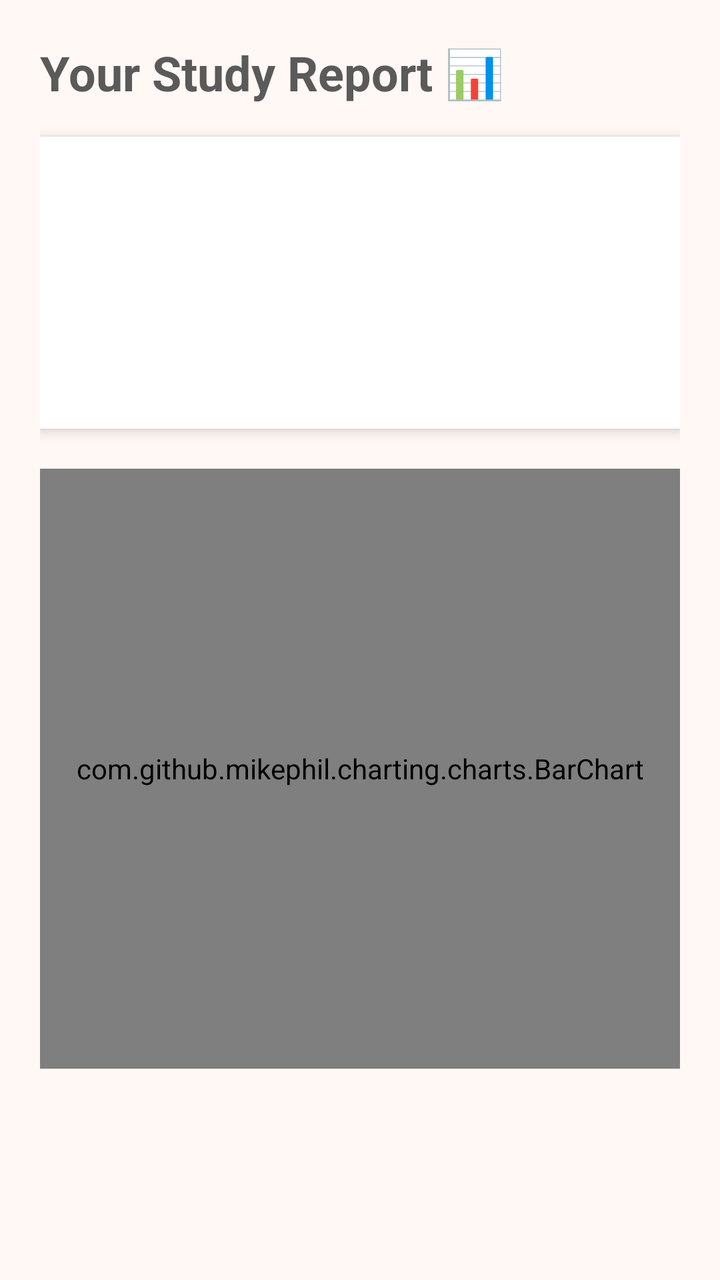
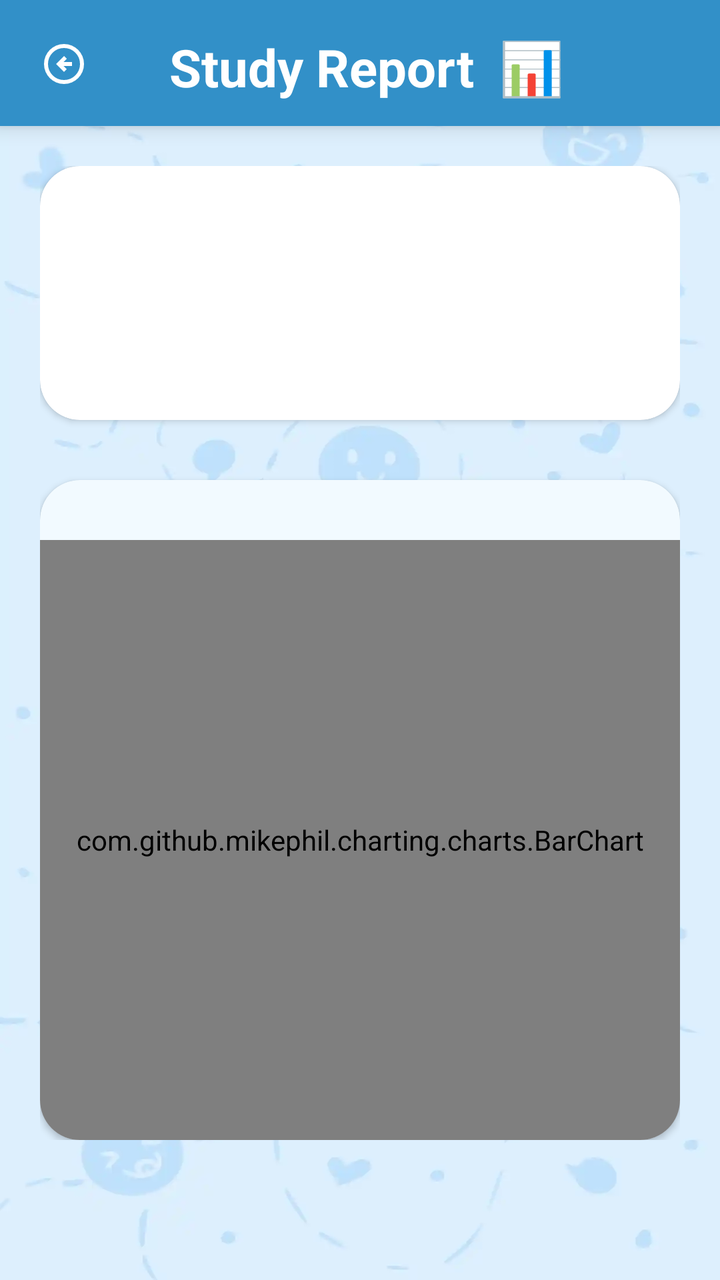

The first picture is an Android layout as it rendered before a commit; the second is the same layout after the commit. The layout source and the unified diff follow.
<!-- AndroidManifest.xml: application theme Theme.BetweenUs -->
<!-- res/layout/activity_report.xml -->
<?xml version="1.0" encoding="utf-8"?>
<ScrollView xmlns:android="http://schemas.android.com/apk/res/android"
    android:layout_width="match_parent"
    android:layout_height="match_parent"
    android:background="#FFF8F5">

    <LinearLayout
        android:layout_width="match_parent"
        android:layout_height="wrap_content"
        android:orientation="vertical"
        android:padding="20dp">

        
        <TextView
            android:layout_width="wrap_content"
            android:layout_height="wrap_content"
            android:layout_marginBottom="16dp"
            android:text="Your Study Report 📊"
            android:textColor="#5A5A5A"
            android:textSize="24sp"
            android:textStyle="bold" />

        
        <LinearLayout
            android:layout_width="match_parent"
            android:layout_height="wrap_content"
            android:layout_marginBottom="20dp"
            android:background="#FFFFFF"
            android:elevation="4dp"
            android:orientation="vertical"
            android:padding="16dp">

            <TextView
                android:id="@+id/tvTotal"
                android:layout_width="wrap_content"
                android:layout_height="wrap_content" />

            <TextView
                android:id="@+id/tvToday"
                android:layout_width="wrap_content"
                android:layout_height="wrap_content" />

            <TextView
                android:id="@+id/tvWeek"
                android:layout_width="wrap_content"
                android:layout_height="wrap_content" />

            <TextView
                android:id="@+id/tvMonth"
                android:layout_width="wrap_content"
                android:layout_height="wrap_content" />

            <TextView
                android:id="@+id/tvAvg"
                android:layout_width="wrap_content"
                android:layout_height="wrap_content" />

            <TextView
                android:id="@+id/tvSuccess"
                android:layout_width="wrap_content"
                android:layout_height="wrap_content" />

        </LinearLayout>

        
        <com.github.mikephil.charting.charts.BarChart
            android:id="@+id/barChart"
            android:layout_width="match_parent"
            android:layout_height="300dp" />

    </LinearLayout>
</ScrollView>
<!-- resources referenced by this layout -->
<resources>
  <style name="Theme.BetweenUs" parent="Theme.MaterialComponents.DayNight.NoActionBar">
          
          <item name="colorPrimary">@color/purple_500</item>
          <item name="colorPrimaryVariant">@color/purple_700</item>
          <item name="colorOnPrimary">@color/white</item>
          
          <item name="colorSecondary">@color/teal_200</item>
          <item name="colorSecondaryVariant">@color/teal_700</item>
          <item name="colorOnSecondary">@color/black</item>
          
          <item name="android:statusBarColor">?attr/colorPrimaryVariant</item>
          
      </style>
  <color name="purple_500">#FF6200EE</color>
  <color name="purple_700">#FF3700B3</color>
  <color name="white">#FFFFFFFF</color>
  <color name="teal_200">#FF03DAC5</color>
  <color name="teal_700">#FF018786</color>
  <color name="black">#FF000000</color>
</resources>

<!-- the commit's change to res/layout/activity_report.xml (unified diff, before → after) -->
@@ -1,72 +1,122 @@
 <?xml version="1.0" encoding="utf-8"?>
 <ScrollView xmlns:android="http://schemas.android.com/apk/res/android"
+    xmlns:app="http://schemas.android.com/apk/res-auto"
     android:layout_width="match_parent"
     android:layout_height="match_parent"
-    android:background="#FFF8F5">
+    android:background="@drawable/bg">
 
-    <LinearLayout
+    <androidx.constraintlayout.widget.ConstraintLayout
         android:layout_width="match_parent"
-        android:layout_height="wrap_content"
-        android:orientation="vertical"
-        android:padding="20dp">
+        android:layout_height="match_parent">
 
-        
         <TextView
-            android:layout_width="wrap_content"
+            android:id="@+id/toolbar_title"
+            android:layout_width="0dp"
             android:layout_height="wrap_content"
-            android:layout_marginBottom="16dp"
-            android:text="Your Study Report 📊"
-            android:textColor="#5A5A5A"
-            android:textSize="24sp"
-            android:textStyle="bold" />
+            android:background="#3290c8"
+            android:elevation="6dp"
+            android:gravity="center"
+            android:paddingTop="16dp"
+            android:paddingBottom="12dp"
+            android:text=" Study Report  📊"
+            android:textColor="@color/white"
+            android:textSize="26sp"
+            android:textStyle="bold"
+            app:layout_constraintEnd_toEndOf="parent"
+            app:layout_constraintStart_toStartOf="parent"
+            app:layout_constraintTop_toTopOf="parent" />
 
-        
+
+        <ImageButton
+            android:id="@+id/btn_back"
+            android:layout_width="40dp"
+            android:layout_height="40dp"
+            android:layout_margin="12dp"
+            android:background="@android:color/transparent"
+            android:elevation="7dp"
+            android:src="@drawable/back_arrow"
+            app:layout_constraintStart_toStartOf="parent"
+            app:layout_constraintTop_toTopOf="parent"
+            app:tint="@color/white" />
+
         <LinearLayout
             android:layout_width="match_parent"
             android:layout_height="wrap_content"
-            android:layout_marginBottom="20dp"
-            android:background="#FFFFFF"
-            android:elevation="4dp"
             android:orientation="vertical"
-            android:padding="16dp">
+            android:padding="20dp"
+            app:layout_constraintBottom_toBottomOf="parent"
+            app:layout_constraintTop_toBottomOf="@+id/toolbar_title">
 
-            <TextView
-                android:id="@+id/tvTotal"
-                android:layout_width="wrap_content"
-                android:layout_height="wrap_content" />
+            
 
-            <TextView
-                android:id="@+id/tvToday"
-                android:layout_width="wrap_content"
-                android:layout_height="wrap_content" />
 
-            <TextView
-                android:id="@+id/tvWeek"
-                android:layout_width="wrap_content"
-                android:layout_height="wrap_content" />
+            
 
-            <TextView
-                android:id="@+id/tvMonth"
-                android:layout_width="wrap_content"
-                android:layout_height="wrap_content" />
+            <androidx.cardview.widget.CardView
+                android:layout_width="match_parent"
+                android:layout_height="wrap_content"
+                android:background="#FFFFFF"
+                android:elevation="10dp"
 
-            <TextView
-                android:id="@+id/tvAvg"
-                android:layout_width="wrap_content"
-                android:layout_height="wrap_content" />
+                app:cardCornerRadius="20dp">
 
-            <TextView
-                android:id="@+id/tvSuccess"
-                android:layout_width="wrap_content"
-                android:layout_height="wrap_content" />
+                <LinearLayout
+                    android:layout_width="match_parent"
+                    android:layout_height="wrap_content"
+                    android:elevation="4dp"
+                    android:orientation="vertical"
+                    android:padding="16dp">
+
+                    <TextView
+                        android:id="@+id/tvTotal"
+                        android:layout_width="wrap_content"
+                        android:layout_height="wrap_content" />
+
+                    <TextView
+                        android:id="@+id/tvToday"
+                        android:layout_width="wrap_content"
+                        android:layout_height="wrap_content" />
+
+                    <TextView
+                        android:id="@+id/tvWeek"
+                        android:layout_width="wrap_content"
+                        android:layout_height="wrap_content" />
+
+                    <TextView
+                        android:id="@+id/tvMonth"
+                        android:layout_width="wrap_content"
+                        android:layout_height="wrap_content" />
+
+                    <TextView
+                        android:id="@+id/tvAvg"
+                        android:layout_width="wrap_content"
+                        android:layout_height="wrap_content" />
+
+                    
+                    
+                    
+                    
+
+                </LinearLayout>
+
+            </androidx.cardview.widget.CardView>
+
+            
+            <androidx.cardview.widget.CardView
+                android:layout_width="match_parent"
+                android:layout_height="wrap_content"
+                android:layout_marginTop="30dp"
+                android:backgroundTint="#f2faff"
+                android:elevation="10dp"
+                app:cardCornerRadius="20dp">
+
+                <com.github.mikephil.charting.charts.BarChart
+                    android:id="@+id/barChart"
+                    android:layout_width="match_parent"
+                    android:layout_height="300dp"
+                    android:layout_marginTop="30dp" />
+            </androidx.cardview.widget.CardView>
 
         </LinearLayout>
-
-        
-        <com.github.mikephil.charting.charts.BarChart
-            android:id="@+id/barChart"
-            android:layout_width="match_parent"
-            android:layout_height="300dp" />
-
-    </LinearLayout>
+    </androidx.constraintlayout.widget.ConstraintLayout>
 </ScrollView>
<!-- resource entries referenced after the edit -->
@@ -16,6 +16,17 @@
   <color name="purple_500">#FF6200EE</color>
   <color name="purple_700">#FF3700B3</color>
   <color name="white">#FFFFFFFF</color>
+  <!-- drawable back_arrow (drawable) -->
+  <vector xmlns:android="http://schemas.android.com/apk/res/android"
+      android:width="24dp"
+      android:height="24dp"
+      android:viewportWidth="960"
+      android:viewportHeight="960">
+    <path
+        android:pathData="m480,640 l56,-56 -64,-64h168v-80L472,440l64,-64 -56,-56 -160,160 160,160ZM480,880q-83,0 -156,-31.5T197,763q-54,-54 -85.5,-127T80,480q0,-83 31.5,-156T197,197q54,-54 127,-85.5T480,80q83,0 156,31.5T763,197q54,54 85.5,127T880,480q0,83 -31.5,156T763,763q-54,54 -127,85.5T480,880ZM480,800q134,0 227,-93t93,-227q0,-134 -93,-227t-227,-93q-134,0 -227,93t-93,227q0,134 93,227t227,93ZM480,480Z"
+        android:fillColor="#e3e3e3"/>
+  </vector>
+  <!-- drawable bg: webp bitmap (drawable, 16506 bytes) -->
   <color name="teal_200">#FF03DAC5</color>
   <color name="teal_700">#FF018786</color>
   <color name="black">#FF000000</color>
